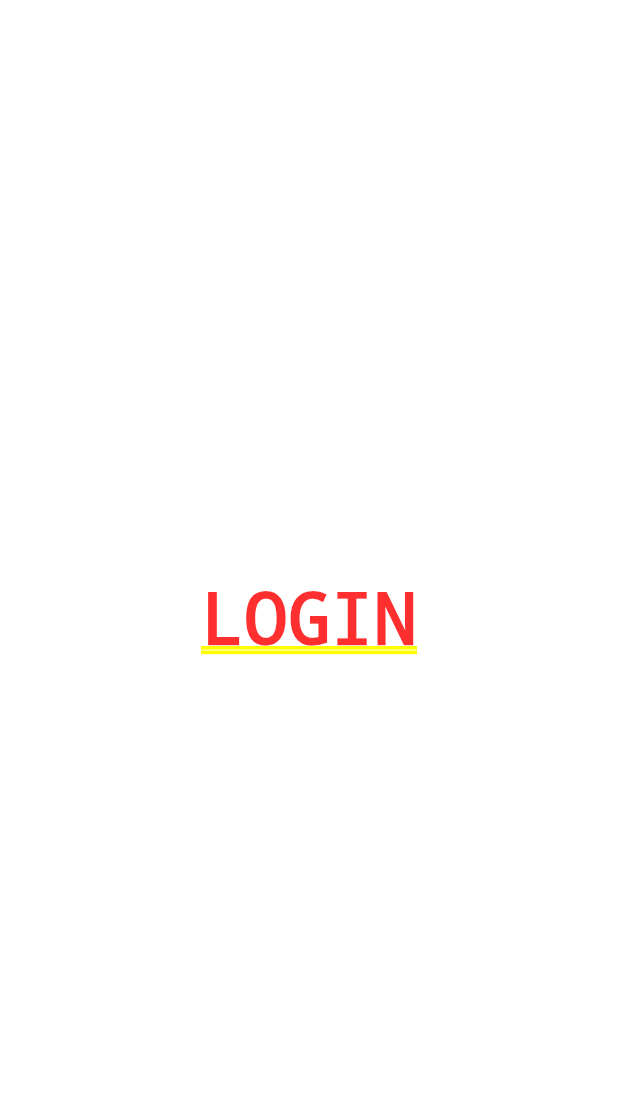
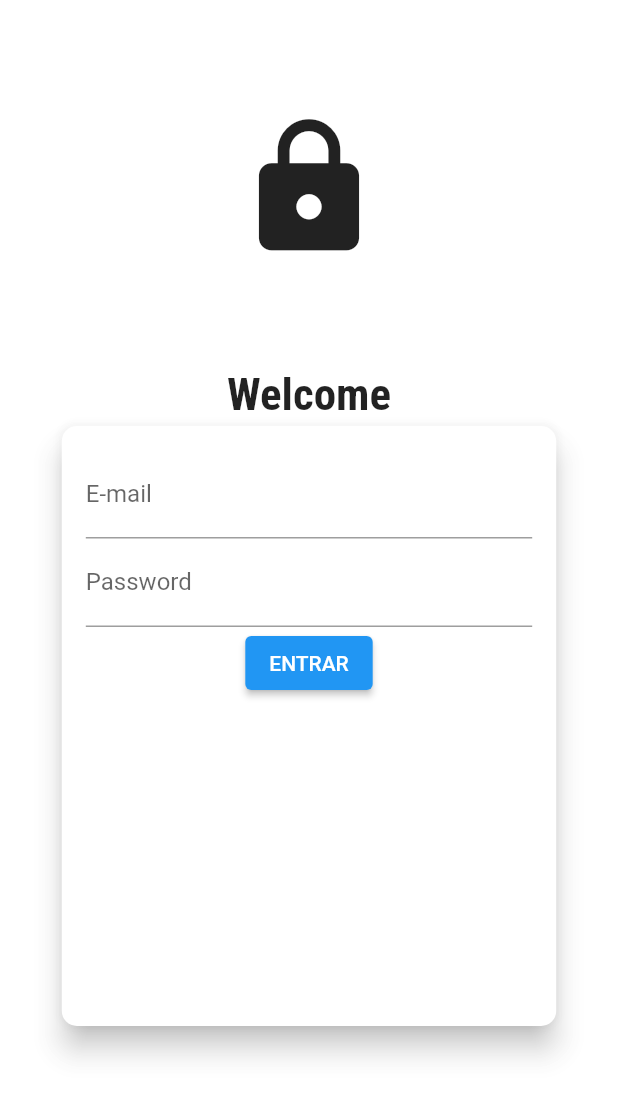
Before and after one commit to JuliaBianchi/flutter-codes, a Flutter app: the screen it shows after launch, on a phone screen of 412 x 824 dp. Shown: the top 1097 px of the screen. Run offline on Flutter 3.47's test engine with Material 2 defaults, Android fonts, the phone set to English and light mode, and no system bars.

Commit message:
Iniciando layout da tela de login.

```diff
--- /dev/null
+++ b/login_project/lib/components/card_page_login.dart
@@ -0,0 +1,44 @@
+import 'package:flutter/material.dart';
+
+class CardLoginPage extends StatelessWidget {
+  const CardLoginPage({super.key});
+
+  @override
+  Widget build(BuildContext context) {
+    final deviceSize = MediaQuery.of(context).size;
+
+    return Card(
+      elevation: 8,
+      shape: RoundedRectangleBorder(
+        borderRadius: BorderRadius.circular(10),
+      ),
+      child: Container(
+        padding: const EdgeInsets.all(16),
+        height: 400,
+        width: deviceSize.width * 0.80,
+        child: Form(
+          child: Column(
+            children: [
+              TextField(
+                decoration: InputDecoration(labelText: 'E-mail'),
+                keyboardType: TextInputType.emailAddress,
+              ),
+
+              TextField(
+                decoration: InputDecoration(labelText: 'Password'),
+                keyboardType: TextInputType.visiblePassword,
+              ),
+
+              ElevatedButton(
+                onPressed: () {
+                  print('Pressionado');
+                },
+                child: Text('ENTRAR'),
+              ),
+            ],
+          ),
+        ),
+      ),
+    );
+  }
+}
--- a/login_project/lib/main.dart
+++ b/login_project/lib/main.dart
@@ -1,4 +1,5 @@
 import 'package:flutter/material.dart';
+import 'package:login_project/pages/login_page.dart';
 
  void main()  {
   runApp(const MyApp());
@@ -11,9 +12,11 @@ class MyApp extends StatelessWidget {
   @override
   Widget build(BuildContext context) {
     return MaterialApp(
-      home: Container(
-        child: Center(child: Text('LOGIN')),
+      title: 'Flutter Demo',
+      theme: ThemeData(
+        primarySwatch: Colors.blue,
       ),
+      home: const LoginPage(),
     );
   }
 }
--- /dev/null
+++ b/login_project/lib/pages/login_page.dart
@@ -0,0 +1,41 @@
+import 'package:flutter/material.dart';
+import '../components/card_page_login.dart';
+
+
+class LoginPage extends StatelessWidget {
+  const LoginPage({super.key});
+
+  @override
+  Widget build(BuildContext context) {
+    return const Scaffold(
+      backgroundColor: Colors.white70,
+      body: SafeArea(
+        child: Center(
+          child: Column(
+            children: [
+              SizedBox(height: 75),
+
+              // ICON / LOGO
+              Icon(
+                Icons.lock,
+                size: 100,
+              ),
+
+              SizedBox(height: 70),
+              // TEXTO DE BOAS VINDAS
+              Text(
+                'Welcome',
+                style: TextStyle(
+                  fontFamily: 'RobotoCondensed',
+                  fontSize: 30,
+                  fontWeight: FontWeight.bold,
+                ),
+              ),
+              CardLoginPage(),
+            ],
+          ),
+        ),
+      ),
+    );
+  }
+}
```
Also changed, not shown: login_project/pubspec.yaml (+10 -6 lines), login_project/lib/assets/fonts/RobotoCondensed-Bold.ttf (added), login_project/lib/assets/fonts/RobotoCondensed-Regular.ttf (added).
